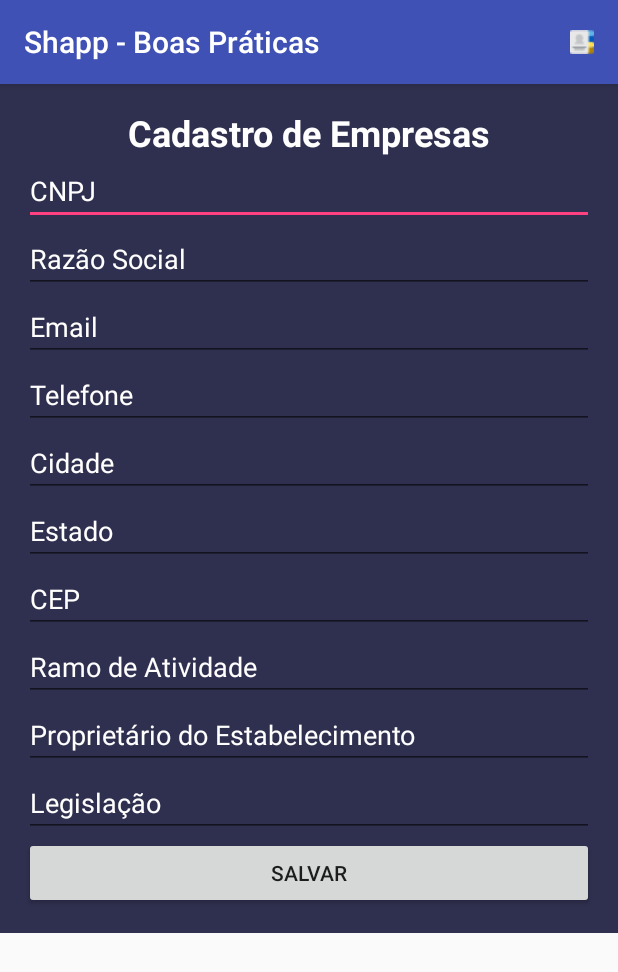
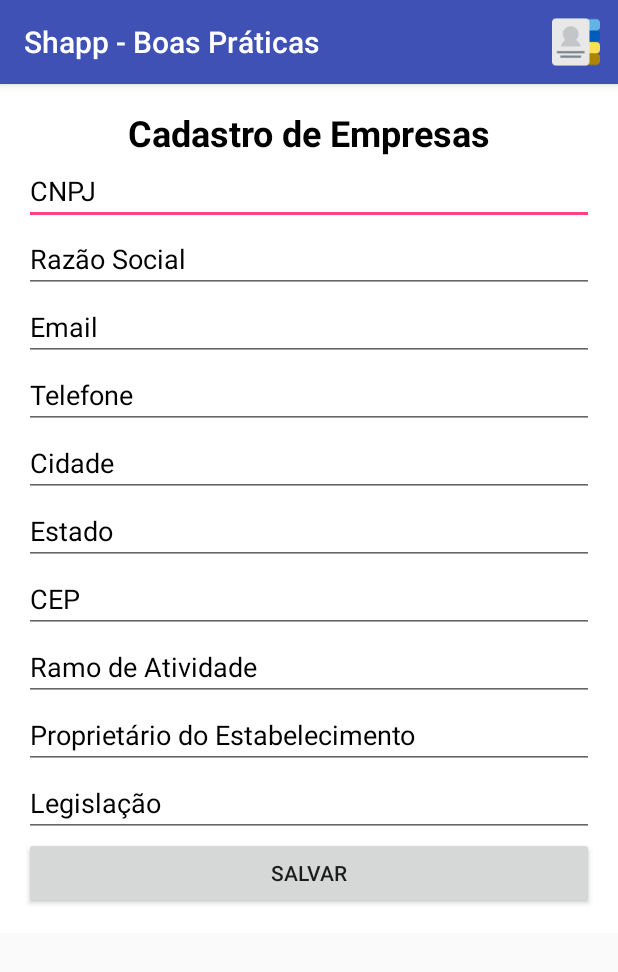
Before and after one commit to tccadmms/tcc, an Android app: the screen it shows after launch (CadastroActivity), after a tap on "AVALIAR ESTABELECIMENTO", on a phone screen of 412 x 824 dp. Shown: the top 972 px of the screen. Run offline under Robolectric (Android 15) with nearby library versions, the phone set to English and light mode, and no system bars.

Commit message:
alterações de layout, disable de rotação da tela inicial.

```diff
--- a/app/src/main/AndroidManifest.xml
+++ b/app/src/main/AndroidManifest.xml
@@ -9,7 +9,8 @@
         android:label="Shapp - Boas Práticas"
         android:supportsRtl="true"
         android:theme="@style/AppTheme">
-        <activity android:name=".MainActivity">
+        <activity android:name=".MainActivity"
+            android:screenOrientation="portrait">
             <intent-filter>
                 <action android:name="android.intent.action.MAIN" />
 
--- a/app/src/main/java/com/admms/tcc/oasis/MainActivity.java
+++ b/app/src/main/java/com/admms/tcc/oasis/MainActivity.java
@@ -4,12 +4,14 @@ import android.content.Intent;
 import android.support.v7.app.AppCompatActivity;
 import android.os.Bundle;
 import android.view.View;
+import android.view.Window;
 import android.widget.Button;
 
 public class MainActivity extends AppCompatActivity {
 
     @Override
     protected void onCreate(Bundle savedInstanceState) {
+        requestWindowFeature(Window.FEATURE_NO_TITLE);
         super.onCreate(savedInstanceState);
         setContentView(R.layout.activity_main);
 
--- a/app/src/main/res/layout/activity_cadastro.xml
+++ b/app/src/main/res/layout/activity_cadastro.xml
@@ -6,7 +6,7 @@
         xmlns:tools="http://schemas.android.com/tools"
         android:layout_width="match_parent"
         android:layout_height="match_parent"
-        android:background="#2f2f4f"
+        android:background="#FFFFFF"
         android:orientation="vertical"
         android:paddingBottom="@dimen/activity_vertical_margin"
         android:paddingLeft="@dimen/activity_horizontal_margin"
@@ -19,78 +19,85 @@
             android:layout_height="wrap_content"
             android:text="Cadastro de Empresas"
             android:textAlignment="center"
-            android:textColor="#FFFFFF"
+            android:textColor="#000000"
             android:textSize="24dp"
             android:textStyle="bold"/>
         <EditText
             android:layout_width="match_parent"
             android:layout_height="wrap_content"
             android:hint="CNPJ"
-            android:textColorHint="#FFFFFF"
+            android:textColorHint="#000000"
             android:id="@+id/cadastro_cnpj"/>
 
         <EditText
             android:layout_width="match_parent"
             android:layout_height="wrap_content"
             android:hint="Razão Social"
-            android:textColorHint="#FFFFFF"
+            android:textColorHint="#000000"
             android:id="@+id/cadastro_razaoSocial"/>
 
         <EditText
             android:layout_width="match_parent"
             android:layout_height="wrap_content"
             android:hint="Email"
-            android:textColorHint="#FFFFFF"
+            android:inputType="textEmailAddress"
+            android:ems="10"
+            android:textColorHint="#000000"
             android:id="@+id/cadastro_email"/>
 
         <EditText
             android:layout_width="match_parent"
             android:layout_height="wrap_content"
             android:hint="Telefone"
-            android:textColorHint="#FFFFFF"
+            android:inputType="phone"
+            android:ems="10"
+            android:textColorHint="#000000"
             android:id="@+id/cadastro_telefone"/>
 
         <EditText
             android:layout_width="match_parent"
             android:layout_height="wrap_content"
             android:hint="Cidade"
-            android:textColorHint="#FFFFFF"
+            android:textColorHint="#000000"
             android:id="@+id/cadastro_cidade"/>
 
         <EditText
             android:layout_width="match_parent"
             android:layout_height="wrap_content"
             android:hint="Estado"
-            android:textColorHint="#FFFFFF"
+            android:textColorHint="#000000"
             android:id="@+id/cadastro_estado"/>
 
         <EditText
             android:layout_width="match_parent"
             android:layout_height="wrap_content"
             android:hint="CEP"
-            android:textColorHint="#FFFFFF"
+            android:inputType="textPostalAddress"
+            android:ems="8"
+            android:textColorHint="#000000"
             android:id="@+id/cadastro_cep"/>
 
         <EditText
             android:layout_width="match_parent"
             android:layout_height="wrap_content"
             android:hint="Ramo de Atividade"
-            android:textColorHint="#FFFFFF"
+            android:textColorHint="#000000"
             android:id="@+id/cadastro_ramoDeAtividade"/>
 
         <EditText
             android:layout_width="match_parent"
             android:layout_height="wrap_content"
             android:hint="Proprietário do Estabelecimento"
-            android:textColorHint="#FFFFFF"
+            android:textColorHint="#000000"
             android:id="@+id/cadastro_proprietarioDoEstabelecimento"/>
 
         <EditText
             android:layout_width="match_parent"
             android:layout_height="wrap_content"
             android:hint="Legislação"
-            android:textColorHint="#FFFFFF"
+            android:textColorHint="#000000"
             android:id="@+id/cadastro_legislacao"/>
+
 
         <Button
             android:layout_width="match_parent"
--- a/app/src/main/res/layout/activity_main.xml
+++ b/app/src/main/res/layout/activity_main.xml
@@ -7,13 +7,14 @@
 
     <Button
         style="?android:attr/buttonStyleSmall"
-        android:layout_width="match_parent"
+        android:layout_width="wrap_content"
         android:layout_height="wrap_content"
         android:text="Avaliar Estabelecimento"
         android:id="@+id/Main_btnIniciar"
         android:textColor="#f5f5f5"
-        android:background="@drawable/botao"
         android:layout_alignParentBottom="true"
         android:layout_centerHorizontal="true"
-        android:layout_gravity="bottom"/>
+        android:layout_gravity="bottom"
+        android:background="#2f2f4f"
+        android:clickable="true" />
 </RelativeLayout>
--- a/app/src/main/res/values/colors.xml
+++ b/app/src/main/res/values/colors.xml
@@ -1,6 +1,6 @@
 <?xml version="1.0" encoding="utf-8"?>
 <resources>
-    <color name="colorPrimary">#3F51B5</color>
+    <color name="colorPrimary">#3f51b5</color>
     <color name="colorPrimaryDark">#303F9F</color>
     <color name="colorAccent">#FF4081</color>
 </resources>
```
Also changed, not shown: app/src/main/res/drawable/empresas.png.
